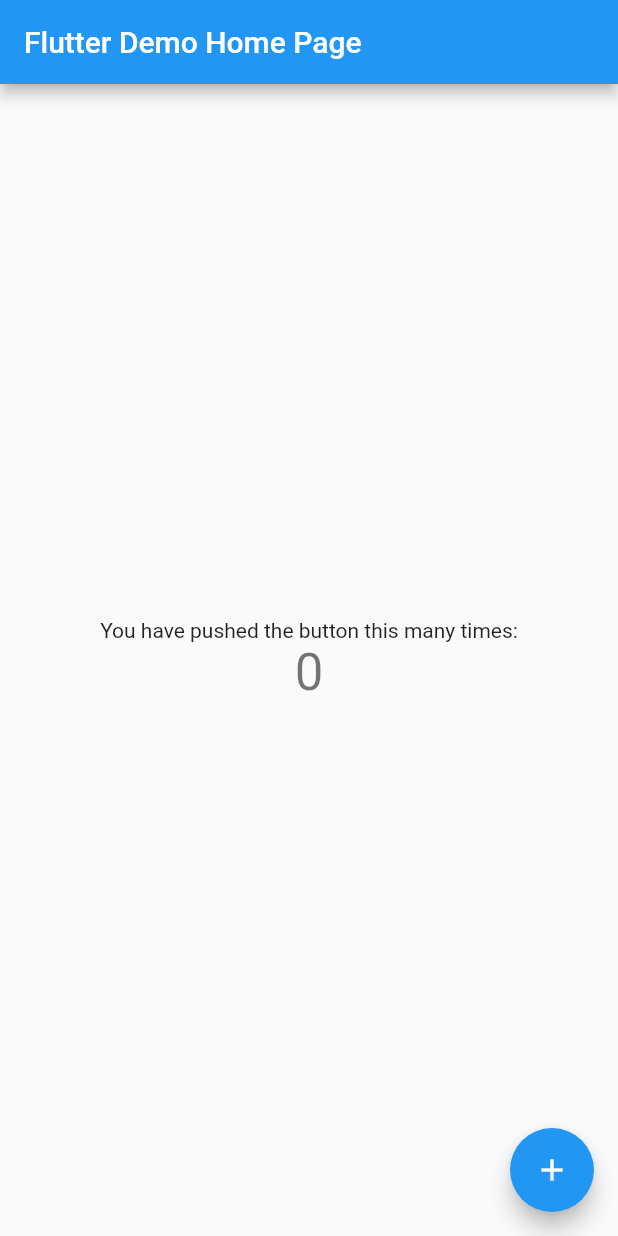
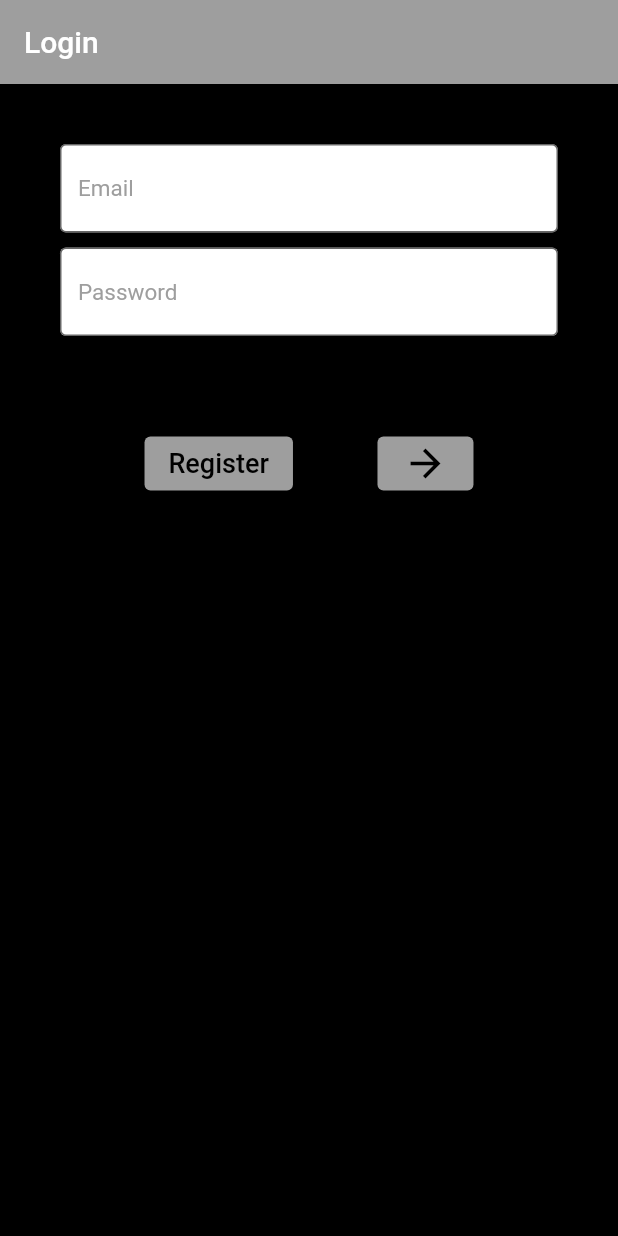
Before and after one commit to Rootpie-Studios/flutter_laravel_tut, a Flutter app: the screen it shows after launch, on a phone screen of 412 x 824 dp. Run offline on Flutter 3.47's test engine with Material 2 defaults, Android fonts, the phone set to English and light mode, and no system bars; our stand-ins replace dio, shared_preferences; network calls fail.

Commit message:
user authentication works

```diff
--- /dev/null
+++ b/lib/components/app_navigator.dart
@@ -0,0 +1,26 @@
+import 'package:flutter/material.dart';
+
+class AppNavigator {
+  static void navigate(BuildContext context, Widget screen) {
+    Navigator.push(
+        context,
+        PageRouteBuilder(
+          pageBuilder: (context, animation1, animation2) => screen,
+          transitionDuration: Duration.zero,
+          reverseTransitionDuration: Duration.zero,
+        ),
+    );
+  }
+
+  static void navigatePushAndReplace(BuildContext context, Widget screen) {
+    Navigator.pushAndRemoveUntil(
+      context,
+      PageRouteBuilder(
+        pageBuilder: (context, animation1, animation2) => screen,
+        transitionDuration: Duration.zero,
+        reverseTransitionDuration: Duration.zero,
+      ),
+      (Route<dynamic> route) => false,
+    );
+  }
+}
--- /dev/null
+++ b/lib/constants.dart
@@ -0,0 +1,4 @@
+const String BASE_URL = "http://10.0.2.2:8000/api/";
+const int CONNECTION_TO = 30000;
+const int REVEIVE_TO = 30000;
+const String APP_NAME = "Flutter with Laravel backend tut";
--- a/lib/main.dart
+++ b/lib/main.dart
@@ -1,4 +1,6 @@
 import 'package:flutter/material.dart';
+import 'package:flutter_laravel_tut/constants.dart';
+import 'package:flutter_laravel_tut/screens/loading.dart';
 
 void main() {
   runApp(const MyApp());
@@ -11,105 +13,11 @@ class MyApp extends StatelessWidget {
   @override
   Widget build(BuildContext context) {
     return MaterialApp(
-      title: 'Flutter Demo',
+      title: APP_NAME,
       theme: ThemeData(
-        // This is the theme of your application.
-        //
-        // Try running your application with "flutter run". You'll see the
-        // application has a blue toolbar. Then, without quitting the app, try
-        // changing the primarySwatch below to Colors.green and then invoke
-        // "hot reload" (press "r" in the console where you ran "flutter run",
-        // or simply save your changes to "hot reload" in a Flutter IDE).
-        // Notice that the counter didn't reset back to zero; the application
-        // is not restarted.
-        primarySwatch: Colors.blue,
+        primarySwatch: Colors.grey,
       ),
-      home: const MyHomePage(title: 'Flutter Demo Home Page'),
+      home: const LoadingScreen(),
     );
   }
 }
-
-class MyHomePage extends StatefulWidget {
-  const MyHomePage({Key? key, required this.title}) : super(key: key);
-
-  // This widget is the home page of your application. It is stateful, meaning
-  // that it has a State object (defined below) that contains fields that affect
-  // how it looks.
-
-  // This class is the configuration for the state. It holds the values (in this
-  // case the title) provided by the parent (in this case the App widget) and
-  // used by the build method of the State. Fields in a Widget subclass are
-  // always marked "final".
-
-  final String title;
-
-  @override
-  State<MyHomePage> createState() => _MyHomePageState();
-}
-
-class _MyHomePageState extends State<MyHomePage> {
-  int _counter = 0;
-
-  void _incrementCounter() {
-    setState(() {
-      // This call to setState tells the Flutter framework that something has
-      // changed in this State, which causes it to rerun the build method below
-      // so that the display can reflect the updated values. If we changed
-      // _counter without calling setState(), then the build method would not be
-      // called again, and so nothing would appear to happen.
-      _counter++;
-    });
-  }
-
-  @override
-  Widget build(BuildContext context) {
-    // This method is rerun every time setState is called, for instance as done
-    // by the _incrementCounter method above.
-    //
-    // The Flutter framework has been optimized to make rerunning build methods
-    // fast, so that you can just rebuild anything that needs updating rather
-    // than having to individually change instances of widgets.
-    return Scaffold(
-      appBar: AppBar(
-        // Here we take the value from the MyHomePage object that was created by
-        // the App.build method, and use it to set our appbar title.
-        title: Text(widget.title),
-      ),
-      body: Center(
-        // Center is a layout widget. It takes a single child and positions it
-        // in the middle of the parent.
-        child: Column(
-          // Column is also a layout widget. It takes a list of children and
-          // arranges them vertically. By default, it sizes itself to fit its
-          // children horizontally, and tries to be as tall as its parent.
-          //
-          // Invoke "debug painting" (press "p" in the console, choose the
-          // "Toggle Debug Paint" action from the Flutter Inspector in Android
-          // Studio, or the "Toggle Debug Paint" command in Visual Studio Code)
-          // to see the wireframe for each widget.
-          //
-          // Column has various properties to control how it sizes itself and
-          // how it positions its children. Here we use mainAxisAlignment to
-          // center the children vertically; the main axis here is the vertical
-          // axis because Columns are vertical (the cross axis would be
-          // horizontal).
-          mainAxisAlignment: MainAxisAlignment.center,
-          children: <Widget>[
-            const Text(
-              'You have pushed the button this many times:',
-            ),
-            Text(
-              '$_counter',
-              style: Theme.of(context).textTheme.headline4,
-            ),
-          ],
-        ),
-      ),
-      floatingActionButton: FloatingActionButton(
-        onPressed: _incrementCounter,
-        tooltip: 'Increment',
-        child: const Icon(Icons.add),
-      ), // This trailing comma makes auto-formatting nicer for build methods.
-    );
-  }
-}
--- /dev/null
+++ b/lib/screens/login.dart
@@ -0,0 +1,151 @@
+import 'package:flutter/material.dart';
+import 'package:flutter_laravel_tut/components/app_navigator.dart';
+import 'package:flutter_laravel_tut/screens/home.dart';
+import 'package:flutter_laravel_tut/screens/register.dart';
+import 'package:flutter_laravel_tut/services/api_provider.dart';
+
+class LoginScreen extends StatefulWidget {
+  const LoginScreen({Key? key}) : super(key: key);
+
+  @override
+  LoginScreenState createState() => LoginScreenState();
+}
+
+class LoginScreenState extends State<LoginScreen> {
+  final ApiProvider _apiProvider = ApiProvider();
+
+  TextEditingController emailController = TextEditingController();
+  TextEditingController passwordController = TextEditingController();
+  String failText = "";
+
+  _login() {
+    Map<String, dynamic> credentials = {
+      'email' : emailController.text,
+      'password' : passwordController.text,
+      'device' : 'test',
+    };
+
+    _apiProvider.login(credentials).then((success) {
+      if (success) {
+        AppNavigator.navigatePushAndReplace(context, const HomeScreen());
+      }
+      else {
+        setState(() {
+          failText = "Wrong email or password!";
+        });
+      }
+    });
+  }
+
+  @override
+  void dispose() {
+    super.dispose();
+    emailController.dispose();
+    passwordController.dispose();
+  }
+
+  @override
+  void initState() {
+    super.initState();
+    _apiProvider.checkAuth().then((authenticated) {
+      if (authenticated) {
+        AppNavigator.navigatePushAndReplace(context, const HomeScreen());
+      }
+    });
+  }
+
+  @override
+  Widget build(BuildContext context) {
+    return Scaffold(
+      backgroundColor: Colors.black,
+      appBar: AppBar(
+        title: const Text(
+          "Login",
+          style: TextStyle(
+            color: Colors.white,
+          ),
+        ),
+        backgroundColor: Colors.grey,
+      ),
+      body: Container(
+        padding: const EdgeInsets.all(40),
+        child: ListView(
+          children: [
+            Container(
+              padding: const EdgeInsets.only(bottom: 10),
+              child: TextField(
+                controller: emailController,
+                keyboardType: TextInputType.emailAddress,
+                obscureText: false,
+                decoration: const InputDecoration(
+                  filled: true,
+                  fillColor: Colors.white,
+                  hintText: "Email",
+                  border: OutlineInputBorder(),
+                  hintStyle: TextStyle(
+                    color: Colors.grey,
+                    fontSize: 15,
+                  ),
+                ),
+              ),
+            ),
+            Container(
+              padding: const EdgeInsets.only(bottom: 10),
+              child: TextField(
+                controller: passwordController,
+                obscureText: true,
+                decoration: const InputDecoration(
+                  filled: true,
+                  fillColor: Colors.white,
+                  hintText: "Password",
+                  border: OutlineInputBorder(),
+                  hintStyle: TextStyle(
+                    color: Colors.grey,
+                    fontSize: 15,
+                  ),
+                ),
+              ),
+            ),
+            Container(
+              padding: const EdgeInsets.only(bottom: 30),
+              alignment: Alignment.center,
+              child: Text(failText,
+                style: const TextStyle(
+                  fontSize: 18,
+                  color: Colors.redAccent,
+                ),
+              ),
+            ),
+            Row(
+              mainAxisAlignment: MainAxisAlignment.spaceEvenly,
+              children: [
+                ElevatedButton(
+                  onPressed: () {
+                    AppNavigator.navigate(context, const RegisterScreen());
+                  },
+                  child: const Text(
+                    "Register",
+                    style: TextStyle(
+                      fontSize: 18,
+                      color: Colors.black,
+                    ),
+                  ),
+                ),
+                ElevatedButton(
+                  onPressed: () {
+                    _login();
+                  },
+                  child: const Icon(
+                    Icons.arrow_forward,
+                    color: Colors.black,
+                    size: 30,
+                  ),
+                )
+              ],
+            ),
+          ],
+        ),
+      ),
+    );
+  }
+}
--- /dev/null
+++ b/lib/services/api_provider.dart
@@ -0,0 +1,120 @@
+import 'dart:io';
+
+import 'package:dio/dio.dart';
+import 'package:flutter_laravel_tut/constants.dart';
+import 'package:shared_preferences/shared_preferences.dart';
+
+class ApiProvider {
+  late Dio _dio;
+
+  final BaseOptions options = BaseOptions(
+    baseUrl: BASE_URL,
+    connectTimeout: CONNECTION_TO,
+    receiveTimeout: REVEIVE_TO,
+    contentType: ContentType.json.toString(),
+  );
+
+  ApiProvider() {
+    _dio = Dio(options);
+    _dio.interceptors.add(InterceptorsWrapper(
+      onRequest: (RequestOptions options, RequestInterceptorHandler handler) async {
+        options.headers['Authorization'] = 'Bearer ' + await _getToken();
+        return handler.next(options);
+      },
+      onResponse: (Response<dynamic> response, ResponseInterceptorHandler handler) {
+          return handler.next(response);
+      },
+      onError: (DioError e, ErrorInterceptorHandler handler) {
+        return handler.next(e);
+      },
+    ));
+  }
+
+  Future<String> _getToken() async {
+    final prefs = await SharedPreferences.getInstance();
+    bool hasToken = prefs.containsKey('token');
+
+    if (hasToken) {
+      return prefs.getString('token')!;
+    }
+    else {
+      return '';
+    }
+  }
+
+  postData(apiUrl, data) async {
+    try {
+      final Response response = await _dio.post(apiUrl, data: data);
+      Map<String, dynamic> res = {
+        'data' : response.data,
+        'status_code' : response.statusCode,
+      };
+      return res;
+    } catch (err) {
+      return {'status_code' : 500};
+    }
+  }
+
+  getData(apiUrl) async {
+    try {
+      final Response response = await _dio.get(apiUrl);
+      Map<String, dynamic> res = {
+        'data' : response.data,
+        'status_code' : response.statusCode,
+      };
+      return res;
+    } catch (err) {
+      return {'status_code' : 500};
+    }
+  }
+
+  Future<bool> login(Map<String, dynamic> credentials) async {
+    final prefs = await SharedPreferences.getInstance();
+    var response = await postData('login', credentials);
+
+    if (response['status_code'] == 200) {
+      await prefs.setString('token', response['data']);
+      return true;
+    }
+    else {
+      return false;
+    }
+  }
+
+  Future<bool> logout() async {
+    final prefs = await SharedPreferences.getInstance();
+    var response = await getData('logout');
+
+    if (response['status_code'] == 200) {
+      await prefs.setString('token', '');
+      return true;
+    }
+    else {
+      return false;
+    }
+  }
+
+  Future<bool> register(Map<String, dynamic> userData) async {
+    final prefs = await SharedPreferences.getInstance();
+    var response = await postData('register', userData);
+
+    if (response['status_code'] == 200) {
+      await prefs.setString('token', response['data']);
+      return true;
+    }
+    else {
+      return false;
+    }
+  }
+
+  Future<bool> checkAuth() async {
+    var response = await getData('check');
+
+    if (response['status_code'] == 200 && response['data'] == 'OK') {
+      return true;
+    }
+    else {
+      return false;
+    }
+  }
+}
--- a/pubspec.yaml
+++ b/pubspec.yaml
@@ -34,6 +34,8 @@ dependencies:
   # The following adds the Cupertino Icons font to your application.
   # Use with the CupertinoIcons class for iOS style icons.
   cupertino_icons: ^1.0.2
+  dio: ^4.0.6
+  shared_preferences: ^2.0.15
 
 dev_dependencies:
   flutter_test:
```
Also changed, not shown: lib/screens/home.dart (added, +74 -0 lines), lib/screens/loading.dart (added, +52 -0 lines), lib/screens/register.dart (added, +162 -0 lines), pubspec.lock.
